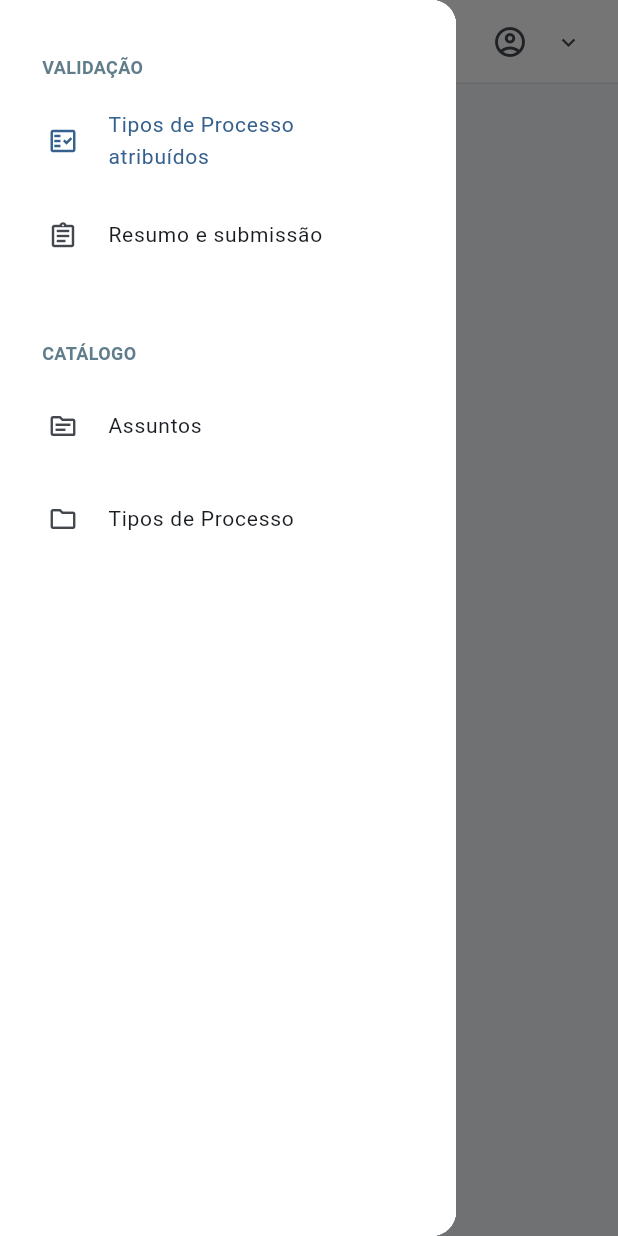
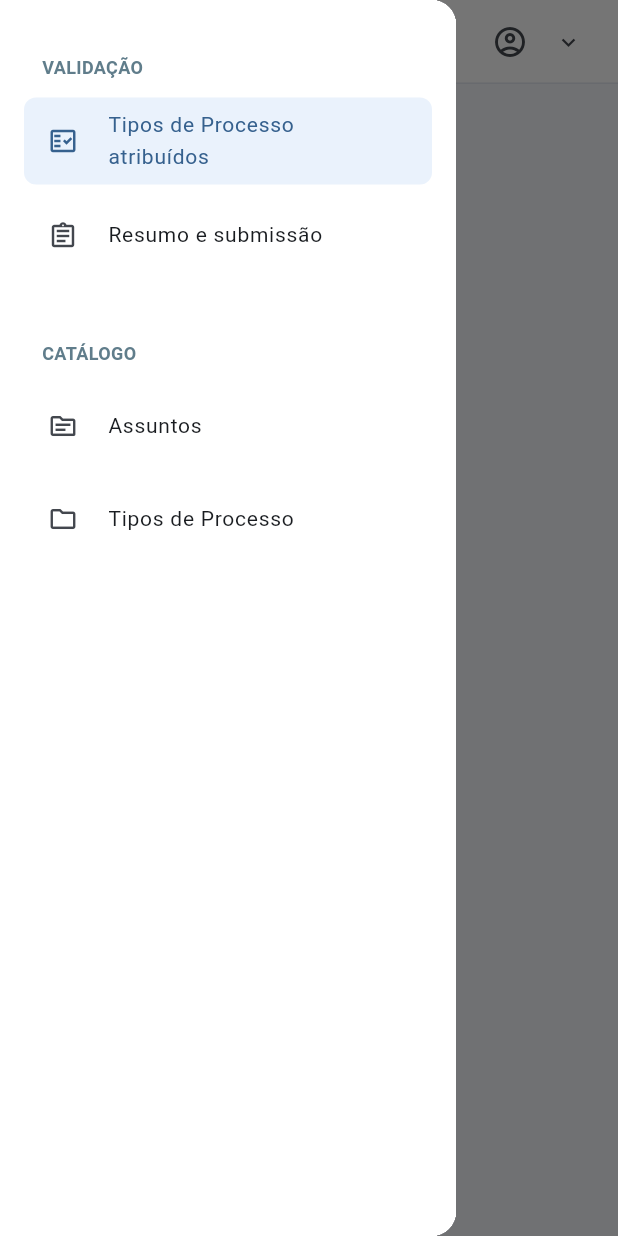
Before and after one commit to pedrogomes-dev/gd-sei, a Flutter app: the AppShell screen opened directly with empty values, with the side drawer open, on a phone screen of 412 x 824 dp. Run offline on Flutter 3.47's test engine with Material 3 defaults, Android fonts, the phone set to English and light mode, and no system bars.

Commit message:
Corrige superfície Material dos itens do menu lateral

```diff
--- a/frontend/lib/widgets/app_shell.dart
+++ b/frontend/lib/widgets/app_shell.dart
@@ -48,7 +48,7 @@ class _AppShellState extends State<AppShell> {
       default: return 'Validação';
     }
   }
-  Widget menu()=>SizedBox(width:230,child:ColoredBox(color:Colors.white,child:ListView(
+  Widget menu()=>SizedBox(width:230,child:Material(color:Colors.white,child:ListView(
     padding:const EdgeInsets.symmetric(horizontal:16,vertical:24),children:[
       const Padding(padding:EdgeInsets.all(12),child:Text('VALIDAÇÃO',style:TextStyle(fontSize:12,fontWeight:FontWeight.w600,color:Colors.blueGrey))),
       item('Tipos de Processo atribuídos',Icons.fact_check_outlined,'tipos','/tipos'),
```
